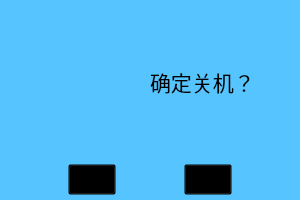
Old version of the form msgbox.ui in the repository ives560/InverterController.
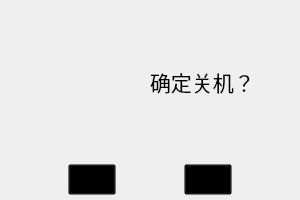
New version of the form. Icons and pictures are not drawn.

```diff
--- a/msgbox.ui
+++ b/msgbox.ui
@@ -13,9 +13,6 @@
   <property name="windowTitle">
    <string>Form</string>
   </property>
-  <property name="styleSheet">
-   <string notr="true">QWidget#MsgBox{background-color: rgb(86, 197, 255);}</string>
-  </property>
   <layout class="QGridLayout" name="gridLayout">
    <property name="margin">
     <number>5</number>
```
